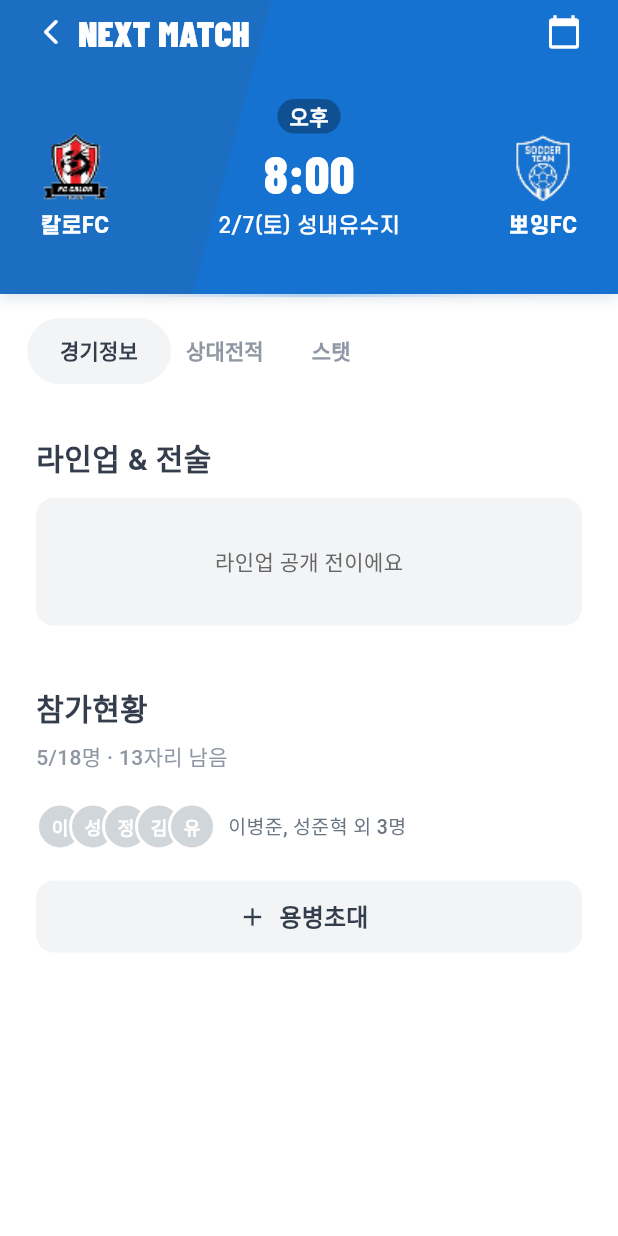
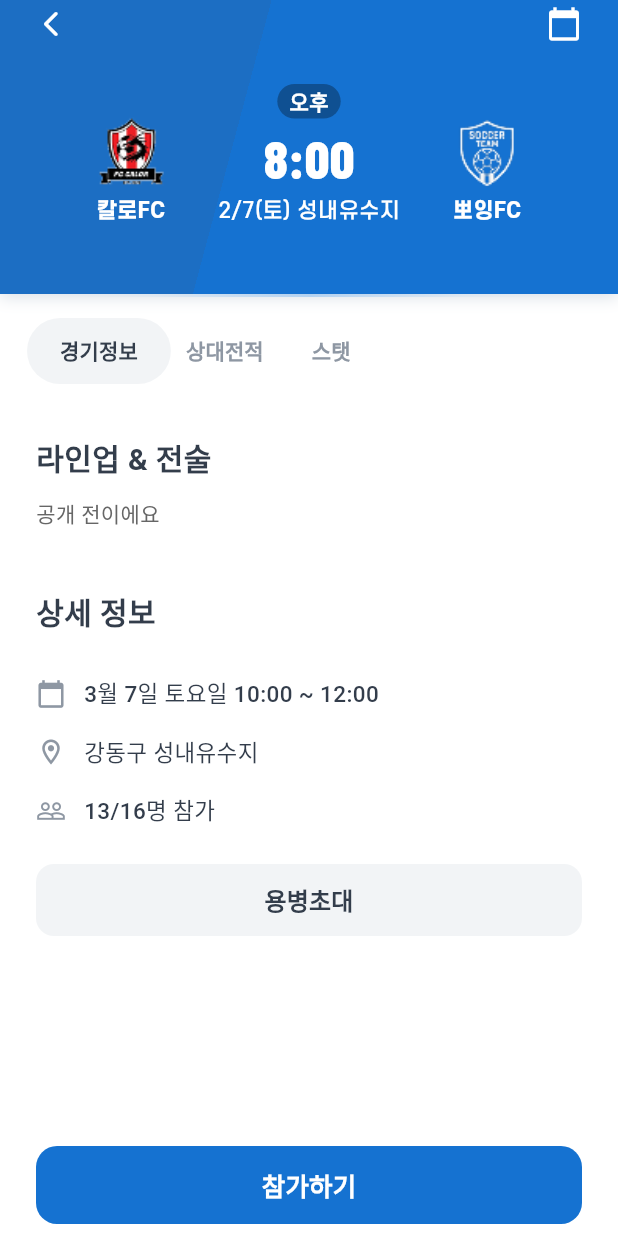
Before and after one commit to junbbbb/world_soccer, a Flutter app: the screen it shows after launch, after a tap on "칼로FC", on a phone screen of 412 x 824 dp. Run offline on Flutter 3.47's test engine with Material 3 defaults, Android fonts, the phone set to English and light mode, and no system bars; drawn by our look-alikes of figma_squircle; our stand-ins replace flutter_riverpod, flutter_svg, go_router, google_fonts, riverpod_annotation; generated files the repository leaves out were written again; Roboto replaces fonts that are missing (Pretendard).

Commit message:
상세화면 수정전 커밋

```diff
--- a/lib/features/match/presentation/match_screen.dart
+++ b/lib/features/match/presentation/match_screen.dart
@@ -1,8 +1,11 @@
 import 'package:flutter/material.dart';
 import 'package:flutter/services.dart';
 
+import 'package:figma_squircle/figma_squircle.dart';
+
 import '../../../core/theme/app_colors.dart';
 import 'widgets/attendance_section.dart';
+import 'widgets/bottom_action_bar.dart';
 import 'widgets/lineup_section.dart';
 import 'widgets/match_header.dart';
 import 'widgets/match_tab_bar.dart';
@@ -17,6 +20,37 @@ class MatchDetailScreen extends StatelessWidget {
       value: SystemUiOverlayStyle.light,
       child: Scaffold(
         backgroundColor: Colors.white,
+        bottomNavigationBar: SafeArea(
+          child: Padding(
+            padding: const EdgeInsets.fromLTRB(24, 12, 24, 8),
+            child: SizedBox(
+              width: double.infinity,
+              height: 52,
+              child: ElevatedButton(
+                onPressed: () {},
+                style: ElevatedButton.styleFrom(
+                  backgroundColor: const Color(0xFF1572D1),
+                  foregroundColor: Colors.white,
+                  elevation: 0,
+                  shape: SmoothRectangleBorder(
+                    borderRadius: SmoothBorderRadius(
+                      cornerRadius: 14,
+                      cornerSmoothing: 1.0,
+                    ),
+                  ),
+                ),
+                child: const Text(
+                  '참가하기',
+                  style: TextStyle(
+                    fontFamily: 'Pretendard',
+                    fontSize: 17,
+                    fontWeight: FontWeight.w700,
+                  ),
+                ),
+              ),
+            ),
+          ),
+        ),
         body: Container(
           decoration: const BoxDecoration(
             gradient: AppColors.headerGradient,
--- a/lib/features/match/presentation/widgets/attendance_section.dart
+++ b/lib/features/match/presentation/widgets/attendance_section.dart
@@ -1,124 +1,61 @@
+import 'package:figma_squircle/figma_squircle.dart';
 import 'package:flutter/material.dart';
+
+import '../../../../shared/widgets/section_title.dart';
 
 class AttendanceSection extends StatelessWidget {
   const AttendanceSection({super.key});
 
-  static const _totalSlots = 18;
-  static const _dummyPlayers = [
-    (name: '이병준', number: '7'),
-    (name: '성준혁', number: '10'),
-    (name: '정범석', number: '8'),
-    (name: '김효진', number: '11'),
-    (name: '유상훈', number: '1'),
-  ];
-
   @override
   Widget build(BuildContext context) {
-    final joined = _dummyPlayers.length;
-    final remaining = _totalSlots - joined;
-
     return Padding(
       padding: const EdgeInsets.symmetric(horizontal: 24, vertical: 20),
       child: Column(
         crossAxisAlignment: CrossAxisAlignment.start,
         children: [
-          // Title
-          const Text(
-            '참가현황',
-            style: TextStyle(
-              fontFamily: 'Pretendard',
-              fontSize: 20,
-              fontWeight: FontWeight.w700,
-              color: Color(0xFF333D4B),
-            ),
+          const SectionTitle('상세 정보'),
+          const SizedBox(height: 16),
+          // 일정
+          _InfoRow(
+            icon: Icons.calendar_today,
+            text: '3월 7일 토요일 10:00 ~ 12:00',
           ),
-          const SizedBox(height: 8),
-          // Count + remaining
-          Text(
-            '$joined/$_totalSlots명 · $remaining자리 남음',
-            style: const TextStyle(
-              fontFamily: 'Pretendard',
-              fontSize: 14,
-              fontWeight: FontWeight.w500,
-              color: Color(0xFF8E97A3),
-            ),
+          const SizedBox(height: 16),
+          // 위치
+          _InfoRow(
+            icon: Icons.location_on_outlined,
+            text: '강동구 성내유수지',
           ),
-          const SizedBox(height: 20),
-          // Stacked avatars
-          Row(
-            children: [
-              SizedBox(
-                width: 22.0 * joined + 10,
-                height: 32,
-                child: Stack(
-                  children: List.generate(joined, (i) {
-                    return Positioned(
-                      left: i * 22.0,
-                      child: Container(
-                        width: 32,
-                        height: 32,
-                        decoration: BoxDecoration(
-                          color: const Color(0xFFD1D6DB),
-                          shape: BoxShape.circle,
-                          border: Border.all(
-                            color: Colors.white,
-                            width: 2,
-                          ),
-                        ),
-                        child: Center(
-                          child: Text(
-                            _dummyPlayers[i].name.substring(0, 1),
-                            style: const TextStyle(
-                              fontFamily: 'Pretendard',
-                              fontSize: 12,
-                              fontWeight: FontWeight.w700,
-                              color: Colors.white,
-                            ),
-                          ),
-                        ),
-                      ),
-                    );
-                  }),
-                ),
-              ),
-              const SizedBox(width: 8),
-              Expanded(
-                child: Text(
-                  _dummyPlayers.map((p) => p.name).take(2).join(', ') +
-                      (joined > 2 ? ' 외 ${joined - 2}명' : ''),
-                  style: const TextStyle(
-                    fontFamily: 'Pretendard',
-                    fontSize: 13,
-                    fontWeight: FontWeight.w500,
-                    color: Color(0xFF6B7684),
-                  ),
-                  overflow: TextOverflow.ellipsis,
-                ),
-              ),
-            ],
+          const SizedBox(height: 16),
+          // 참가 인원
+          _InfoRow(
+            icon: Icons.people_outline,
+            text: '13/16명 참가',
           ),
-          const SizedBox(height: 20),
-          // 용병초대 Button
+          const SizedBox(height: 24),
+          // 용병초대 버튼
           SizedBox(
             width: double.infinity,
             height: 48,
-            child: ElevatedButton.icon(
+            child: ElevatedButton(
               onPressed: () {},
-              icon: const Icon(Icons.add, size: 20),
-              label: const Text(
+              style: ElevatedButton.styleFrom(
+                backgroundColor: const Color(0xFFF2F4F6),
+                foregroundColor: const Color(0xFF333D4B),
+                elevation: 0,
+                shape: SmoothRectangleBorder(
+                  borderRadius: SmoothBorderRadius(
+                    cornerRadius: 12,
+                    cornerSmoothing: 1.0,
+                  ),
+                ),
+              ),
+              child: const Text(
                 '용병초대',
                 style: TextStyle(
                   fontFamily: 'Pretendard',
                   fontSize: 16,
                   fontWeight: FontWeight.w600,
-                ),
-              ),
-              style: ElevatedButton.styleFrom(
-                backgroundColor: const Color(0xFFF2F4F6),
-                foregroundColor: const Color(0xFF333D4B),
-                elevation: 0,
-                shape: RoundedRectangleBorder(
-                  borderRadius: BorderRadius.circular(12),
                 ),
               ),
             ),
@@ -128,3 +65,29 @@ class AttendanceSection extends StatelessWidget {
     );
   }
 }
+
+class _InfoRow extends StatelessWidget {
+  const _InfoRow({required this.icon, required this.text});
+
+  final IconData icon;
+  final String text;
+
+  @override
+  Widget build(BuildContext context) {
+    return Row(
+      children: [
+        Icon(icon, size: 20, color: const Color(0xFF8E97A3)),
+        const SizedBox(width: 12),
+        Text(
+          text,
+          style: const TextStyle(
+            fontFamily: 'Pretendard',
+            fontSize: 15,
+            fontWeight: FontWeight.w500,
+            color: Color(0xFF333D4B),
+          ),
+        ),
+      ],
+    );
+  }
+}
--- a/lib/features/match/presentation/widgets/lineup_section.dart
+++ b/lib/features/match/presentation/widgets/lineup_section.dart
@@ -1,4 +1,3 @@
-import 'package:figma_squircle/figma_squircle.dart';
 import 'package:flutter/material.dart';
 import '../../../../core/theme/app_colors.dart';
 import '../../../../core/theme/app_text_styles.dart';
@@ -15,24 +14,10 @@ class LineupSection extends StatelessWidget {
         crossAxisAlignment: CrossAxisAlignment.start,
         children: [
           const SectionTitle('라인업 & 전술'),
-          Container(
-            width: double.infinity,
-            padding: const EdgeInsets.symmetric(vertical: 32),
-            decoration: ShapeDecoration(
-              color: AppColors.surface,
-              shape: SmoothRectangleBorder(
-                borderRadius: SmoothBorderRadius(
-                  cornerRadius: 12,
-                  cornerSmoothing: 1.0,
-                ),
-              ),
-            ),
-            alignment: Alignment.center,
-            child: Text(
-              '라인업 공개 전이에요',
-              style: AppTextStyles.body.copyWith(
-                color: AppColors.textSecondary,
-              ),
+          Text(
+            '공개 전이에요',
+            style: AppTextStyles.body.copyWith(
+              color: AppColors.textSecondary,
             ),
           ),
         ],
--- a/lib/features/match/presentation/widgets/match_header.dart
+++ b/lib/features/match/presentation/widgets/match_header.dart
@@ -91,7 +91,7 @@ class MatchHeaderDelegate extends SliverPersistentHeaderDelegate {
               Image.asset('assets/images/fc_calor.png', width: 28, height: 28),
             ],
           ),
-          const SizedBox(width: 16),
+          const SizedBox(width: 32),
           Text(
             '오후 8:00',
             style: AppTextStyles.teamName.copyWith(
@@ -99,7 +99,7 @@ class MatchHeaderDelegate extends SliverPersistentHeaderDelegate {
               fontWeight: FontWeight.w900,
             ),
           ),
-          const SizedBox(width: 16),
+          const SizedBox(width: 32),
           Row(
             children: [
               Image.asset('assets/images/fc_bosong.png', width: 28, height: 28),
@@ -130,23 +130,12 @@ class MatchHeaderDelegate extends SliverPersistentHeaderDelegate {
                 if (onBack != null)
                   GestureDetector(
                     onTap: onBack,
-                    child: const Padding(
-                      padding: EdgeInsets.only(right: 8),
-                      child: Icon(
-                        Icons.arrow_back_ios_new_rounded,
-                        color: Colors.white,
-                        size: 20,
-                      ),
+                    child: const Icon(
+                      Icons.arrow_back_ios_new_rounded,
+                      color: Colors.white,
+                      size: 20,
                     ),
                   ),
-                Text(
-                  'NEXT MATCH',
-                  style: GoogleFonts.barlowCondensed(
-                    fontSize: 24,
-                    fontWeight: FontWeight.w900,
-                    color: Colors.white,
-                  ),
-                ),
                 const Spacer(),
                 GestureDetector(
                   onTap: () {},
@@ -175,7 +164,7 @@ class MatchHeaderDelegate extends SliverPersistentHeaderDelegate {
                   teamName: '칼로FC',
                   logoPath: 'assets/images/fc_calor.png',
                 ),
-                const Spacer(),
+                const SizedBox(width: 32),
                 // Match info center
                 Column(
                   mainAxisSize: MainAxisSize.min,
@@ -216,7 +205,7 @@ class MatchHeaderDelegate extends SliverPersistentHeaderDelegate {
                     ),
                   ],
                 ),
-                const Spacer(),
+                const SizedBox(width: 32),
                 const TeamLogoBadge(
                   teamName: '뽀잉FC',
                   logoPath: 'assets/images/fc_bosong.png',
```
